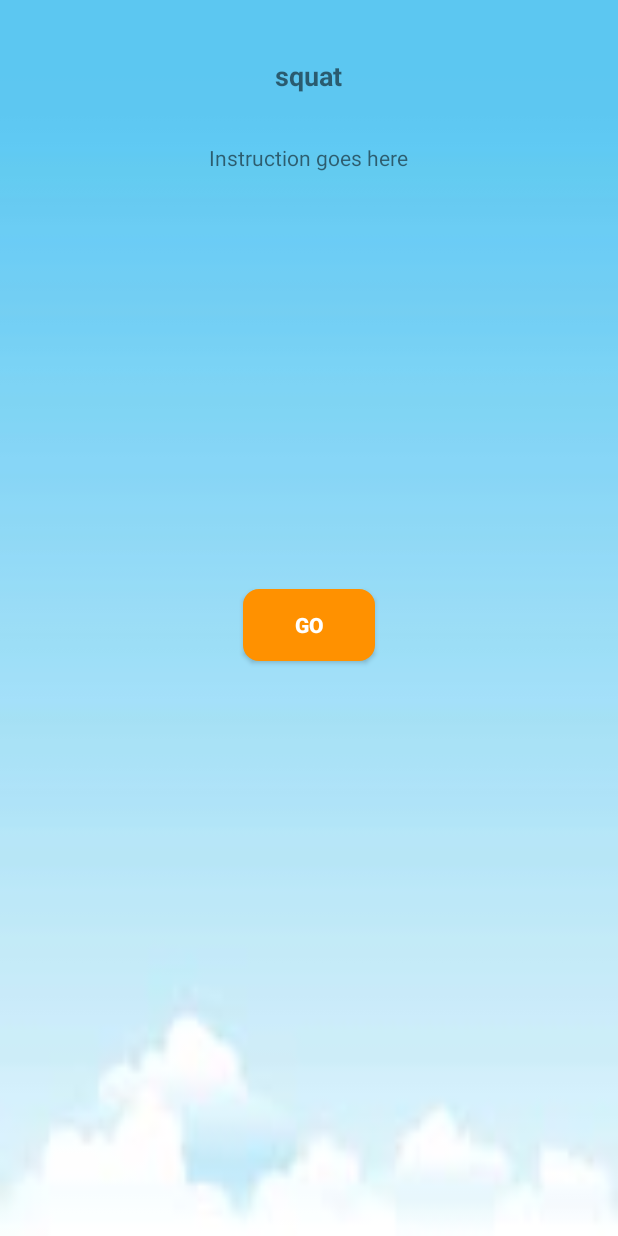
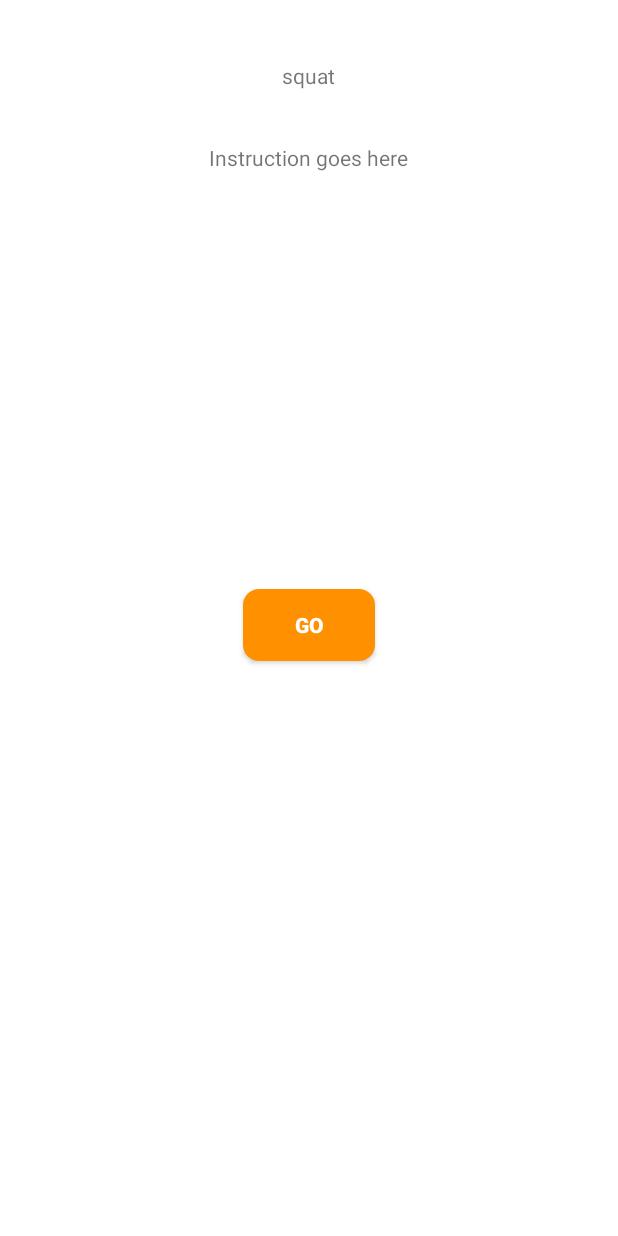
Before and after one commit to AmberWangjie/Tiba-Health-App-for-Android, an Android app: the DescriptionActivity screen opened directly, with no data from a screen before it, on a phone screen of 412 x 824 dp. Run offline under Robolectric (Android 15) with nearby library versions, the phone set to English and light mode, and no system bars; 2 statements that could not run were skipped.

Commit message:
"undo changes due to some redering issues after last commit" Revert "UI change"
This reverts commit 4cb000d088173c5367a28de37d7d46af91235a38.

```diff
--- a/BottomNavigationBar/app/src/main/res/layout/account.xml
+++ b/BottomNavigationBar/app/src/main/res/layout/account.xml
@@ -9,7 +9,7 @@
     android:paddingRight="@dimen/activity_horizontal_margin"
     android:paddingTop="@dimen/activity_vertical_margin"
     tools:context="com.example.zhanghaochong.bottomnavigationbar.MainActivity"
-    android:background="@drawable/bck5">
+    android:background="@drawable/accbck1">
 
 
     <ImageView
--- a/BottomNavigationBar/app/src/main/res/layout/activity_bluetooth.xml
+++ b/BottomNavigationBar/app/src/main/res/layout/activity_bluetooth.xml
@@ -8,8 +8,7 @@
     android:paddingLeft="@dimen/activity_horizontal_margin"
     android:paddingRight="@dimen/activity_horizontal_margin"
     android:paddingTop="@dimen/activity_vertical_margin"
-    tools:context="com.example.zhanghaochong.bottomnavigationbar.BluetoothActivity"
-    android:background="@drawable/bck5">
+    tools:context="com.example.zhanghaochong.bottomnavigationbar.BluetoothActivity">
 
     <LinearLayout
         android:orientation="vertical"
--- a/BottomNavigationBar/app/src/main/res/layout/activity_local_db.xml
+++ b/BottomNavigationBar/app/src/main/res/layout/activity_local_db.xml
@@ -8,8 +8,7 @@
     android:paddingLeft="@dimen/activity_horizontal_margin"
     android:paddingRight="@dimen/activity_horizontal_margin"
     android:paddingTop="@dimen/activity_vertical_margin"
-    tools:context="com.example.zhanghaochong.bottomnavigationbar.LocalDBActivity"
-    android:background="@drawable/bck5">
+    tools:context="com.example.zhanghaochong.bottomnavigationbar.LocalDBActivity">
 
 
     <LinearLayout
--- a/BottomNavigationBar/app/src/main/res/layout/description_screen.xml
+++ b/BottomNavigationBar/app/src/main/res/layout/description_screen.xml
@@ -4,8 +4,7 @@
     xmlns:tools="http://schemas.android.com/tools"
     android:layout_width="match_parent"
     android:layout_height="match_parent"
-    tools:context="com.example.zhanghaochong.bottomnavigationbar.DescriptionActivity"
-    android:background="@drawable/bck5">
+    tools:context="com.example.zhanghaochong.bottomnavigationbar.DescriptionActivity">
 
 
     <TextView
@@ -18,10 +17,7 @@
         tools:layout_editor_absoluteY="16dp"
         android:layout_alignParentTop="true"
         android:layout_centerHorizontal="true"
-        android:layout_marginTop="34dp"
-        android:textStyle="normal|bold"
-        android:textSize="18sp"
-        android:textColorHint="@color/black" />
+        android:layout_marginTop="34dp" />
 
     <TextView
         android:id="@+id/textViewDes"
@@ -33,8 +29,7 @@
         tools:layout_editor_absoluteY="92dp"
         android:layout_below="@+id/textViewExe"
         android:layout_centerHorizontal="true"
-        android:layout_marginTop="28dp"
-        android:textColorHint="@color/black" />
+        android:layout_marginTop="28dp" />
 
     <Button
         android:text="Go"
--- a/BottomNavigationBar/app/src/main/res/layout/setting.xml
+++ b/BottomNavigationBar/app/src/main/res/layout/setting.xml
@@ -1,9 +1,7 @@
 <?xml version="1.0" encoding="utf-8"?>
 <LinearLayout xmlns:android="http://schemas.android.com/apk/res/android"
-    android:orientation="vertical"
-    android:layout_width="match_parent"
-    android:layout_height="match_parent"
-    android:background="@drawable/bck5">
+    android:orientation="vertical" android:layout_width="match_parent"
+    android:layout_height="match_parent">
 
     <Button
         android:text="Bluetooth Setting"
```
Also changed, not shown: BottomNavigationBar/app/src/main/res/layout/careplan.xml (+4 -10 lines), BottomNavigationBar/app/src/main/res/layout/email.xml (+8 -9 lines), BottomNavigationBar/app/src/main/res/layout/workout.xml (+13 -19 lines), BottomNavigationBar/app/src/main/res/drawable-xhdpi/accbck3.jpg (deleted), BottomNavigationBar/app/src/main/res/drawable-xhdpi/bck4.jpeg (deleted), BottomNavigationBar/app/src/main/res/drawable-xhdpi/bck5.jpeg (deleted), BottomNavigationBar/app/src/main/res/mipmap-hdpi/send_button1.png (deleted), BottomNavigationBar/app/src/main/res/mipmap-mdpi/send_button1.png (deleted), BottomNavigationBar/app/src/main/res/mipmap-xhdpi/send_button1.png (deleted), BottomNavigationBar/app/src/main/res/mipmap-xxhdpi/send_button1.png (deleted), BottomNavigationBar/app/src/main/res/mipmap-xxxhdpi/send_button1.png (deleted), BottomNavigationBar/app/src/main/send_button1-web.png (deleted).
